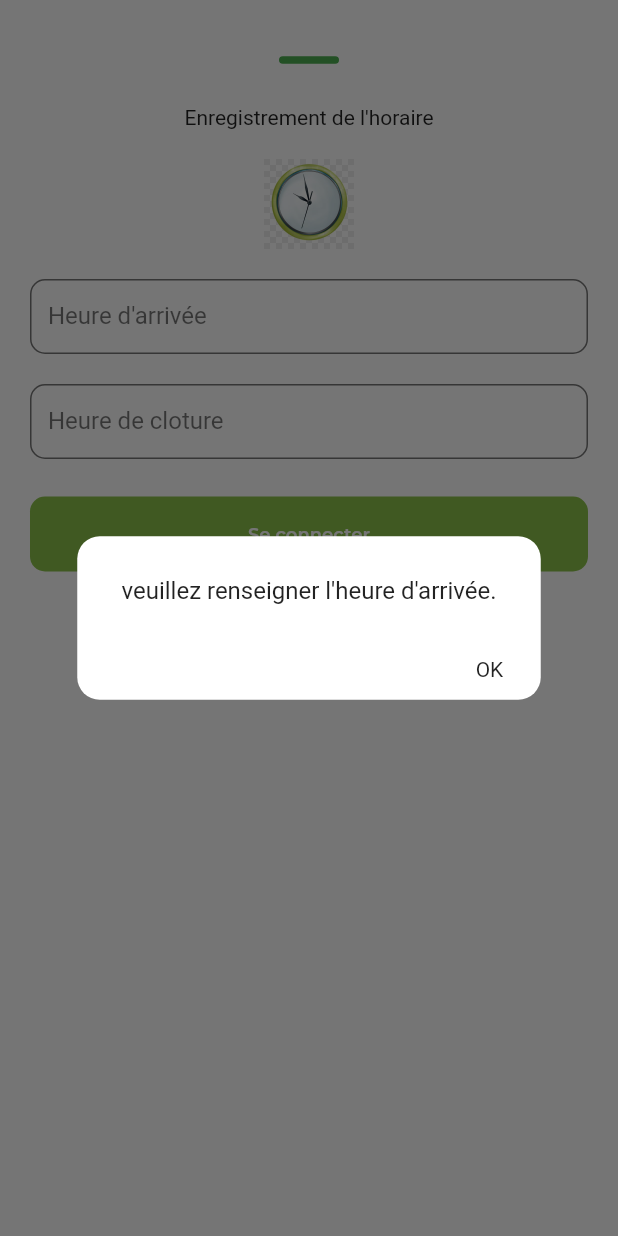
After one commit to victoireMyinda/SPARK-MANAGER-HR, a Flutter app: the SignupHoraireScreen screen opened directly, scrolled down 180 dp, after a tap on "Se connecter", on a phone screen of 412 x 824 dp. The commit adds this screen. Run offline on Flutter 3.47's test engine with Material 2 defaults, Android fonts, the phone set to English and light mode, and no system bars; our stand-ins replace adaptive_theme, bloc, bordered_text, bot_toast, cached_network_image, camera and 29 more; missing offline and left inert: custom_qr_generator, dart:ffi, dio_http_cache; accounts and stored records are empty; network calls fail; project files that could hold a hidden picture were left out.

Commit message:
main:add_horaire

```diff
--- a/lib/business_logic/cubit/signup/cubit/signup_state.dart
+++ b/lib/business_logic/cubit/signup/cubit/signup_state.dart
@@ -10,7 +10,7 @@ Map? initialState() {
     'idAgent': "",
     'idUser': "",
     'role' : "",
-    'heureArrivee' : "",
+    'HeureArrive' : "",
     'heureCloture' : "",
     'nom': "",
     'postnom': "",
--- /dev/null
+++ b/lib/presentation/screens/agentAdmin/horaire/signuphoraire.dart
@@ -0,0 +1,245 @@
+// ignore_for_file: use_build_context_synchronously
+import 'dart:ffi';
+import 'dart:io';
+import 'package:adaptive_theme/adaptive_theme.dart';
+import 'package:flutter/foundation.dart';
+import 'package:flutter_bloc/flutter_bloc.dart';
+import 'package:location_agent/data/repository/signUp_repository.dart';
+import 'package:location_agent/presentation/screens/agentAdmin/horaire/listhoraire.dart';
+import 'package:location_agent/presentation/screens/login/widgets/appbarlogin.dart';
+import 'package:location_agent/presentation/widgets/dialog/TransAcademiaDialogError.dart';
+import 'package:location_agent/presentation/widgets/dialog/ValidationDialog.dart';
+import 'package:location_agent/presentation/widgets/dialog/loading.dialog.dart';
+import 'package:location_agent/presentation/widgets/inputs/nameField.dart';
+import 'package:shared_preferences/shared_preferences.dart';
+import 'package:toast/toast.dart';
+import 'package:location_agent/business_logic/cubit/signup/cubit/signup_cubit.dart';
+import 'package:location_agent/presentation/widgets/buttons/buttonTransAcademia.dart';
+import 'package:flutter/material.dart';
+
+class SignupHoraireScreen extends StatefulWidget {
+
+  SignupHoraireScreen({Key? key,})
+      : super(key: key);
+
+  @override
+  _SignupHoraireScreenState createState() => _SignupHoraireScreenState();
+}
+
+class _SignupHoraireScreenState extends State<SignupHoraireScreen> {
+  final TextEditingController phoneController = TextEditingController();
+  final TextEditingController passwordController = TextEditingController();
+  String? nameError;
+  String? passwordError;
+  String? submitError;
+
+  @override
+  void initState() {
+    super.initState();
+  }
+
+  @override
+  Widget build(BuildContext context) {
+    return SafeArea(
+      child: Scaffold(
+        body: CustomScrollView(
+          physics: const NeverScrollableScrollPhysics(),
+          slivers: <Widget>[
+            const RecipeDetailAppBarLogin(
+              height: 180,
+              image: "assets/images/horaire.jpg",
+            ),
+            SliverToBoxAdapter(
+              child: Container(
+                color: Colors.white,
+                height: MediaQuery.of(context).size.height,
+                child: Padding(
+                  padding: const EdgeInsets.symmetric(horizontal: 0.0),
+                  child: Column(
+                    crossAxisAlignment: CrossAxisAlignment.start,
+                    children: [
+                      const SizedBox(
+                        height: 70,
+                      ),
+                      Row(
+                        mainAxisAlignment: MainAxisAlignment.center,
+                        children: const [
+                          Text(
+                            "Enregistrement de l'horaire",
+                            style: TextStyle(fontWeight: FontWeight.w400),
+                            textAlign: TextAlign.center,
+                          ),
+                        ],
+                      ),
+                      const SizedBox(
+                        height: 20,
+                      ),
+                      Container(
+                        height: 60,
+                        decoration: BoxDecoration(
+                          image: DecorationImage(
+                            image: AssetImage(
+                                AdaptiveTheme.of(context).mode.name != "dark"
+                                    ? "assets/images/horaire.jpg"
+                                    : "assets/images/horaire.jpg"),
+                          ),
+                        ),
+                      ),
+                      const SizedBox(
+                        height: 20,
+                      ),
+                      BlocBuilder<SignupCubit, SignupState>(
+                        builder: (context, state) {
+                          return Container(
+                              margin: const EdgeInsets.only(bottom: 15),
+                              child: Container(
+                                padding: const EdgeInsets.symmetric(
+                                    horizontal: 20.0),
+                                height: 50.0,
+                                decoration: BoxDecoration(
+                                  borderRadius: BorderRadius.circular(10),
+                                  color: Colors.white,
+                                ),
+                                child: TransAcademiaNameInput(
+                                  controller: phoneController,
+                                  hintText: "Heure d'arrivée",
+                                  color: Colors.white,
+                                  label: "Heure d'arrivée",
+                                  field: "HeureArrive",
+                                  fieldValue: state.field!["HeureArrive"],
+                                ),
+                              ));
+                        },
+                      ),
+                      const SizedBox(
+                        height: 5.0,
+                      ),
+                      BlocBuilder<SignupCubit, SignupState>(
+                        builder: (context, state) {
+                          return Container(
+                              margin: const EdgeInsets.only(bottom: 15),
+                              child: Container(
+                                padding: const EdgeInsets.symmetric(
+                                    horizontal: 20.0),
+                                height: 50.0,
+                                decoration: BoxDecoration(
+                                  borderRadius: BorderRadius.circular(10),
+                                  color: Colors.white,
+                                ),
+                                child: TransAcademiaNameInput(
+                                  controller: phoneController,
+                                  hintText: "Heure de cloture",
+                                  color: Colors.white,
+                                  label: "Heure de cloture",
+                                  field: "heureCloture",
+                                  fieldValue: state.field!["heureCloture"],
+                                ),
+                              ));
+                        },
+                      ),
+                      const SizedBox(
+                        height: 10,
+                      ),
+                      BlocBuilder<SignupCubit, SignupState>(
+                        builder: (context, state) {
+                          return Container(
+                            padding:
+                                const EdgeInsets.symmetric(horizontal: 20.0),
+                            child: GestureDetector(
+                              onTap: () async {
+                                SharedPreferences prefs =
+                                    await SharedPreferences.getInstance();
+
+                                if (state.field!["HeureArrive"] == "") {
+                                  ValidationDialog.show(context,
+                                      "veuillez renseigner l'heure d'arrivée.",
+                                      () {
+                                    if (kDebugMode) {
+                                      print("modal");
+                                    }
+                                  });
+                                  return;
+                                }
+
+                                if (state.field!["HeureCloture"] == "") {
+                                  ValidationDialog.show(context,
+                                      "Veuillez renseigner l'heure de cloture",
+                                      () {
+                                    if (kDebugMode) {
+                                      print("modal");
+                                    }
+                                  });
+                                  return;
+                                }
+
+                                // Vérifier la connexion Internet
+                                try {
+                                  final response = await InternetAddress.lookup(
+                                      'www.google.com');
+                                  if (response.isNotEmpty) {
+                                    print("connected");
+                                  }
+                                } on SocketException {
+                                  ValidationDialog.show(
+                                      context, "Pas de connexion internet !",
+                                      () {
+                                    if (kDebugMode) {
+                                      print("modal");
+                                    }
+                                  });
+                                  return;
+                                }
+
+                                Map<String, dynamic> datahoraire = {
+                                  "start": state.field!["HeureArrive"],
+                                  "end": state.field!["heureCloture"],
+                                  "action": "",
+                                };
+
+                                print(datahoraire);
+
+                                TransAcademiaLoadingDialog.show(context);
+                                Map<String, dynamic> result =
+                                    await SignUpRepository.createHoraire(
+                                        datahoraire);
+                                int statusCode = result['status'];
+                                Map? data = result['data'];
+
+                                if (statusCode == 201) {
+                                  Navigator.push(
+                                    context,
+                                    MaterialPageRoute(
+                                        builder: (context) => HorairesScreen(
+                                              backNavigation: false,
+                                            )),
+                                  );
+                                } else {
+                                  TransAcademiaLoadingDialog.stop(context);
+                                  TransAcademiaDialogError.show(context,
+                                      "Une erreur est survenue", "horaire");
+                                }
+                              },
+                              child: const ButtonTransAcademia(
+                                  title: "Se connecter"),
+                            ),
+                          );
+                        },
+                      ),
+                      const SizedBox(
+                        height: 10,
+                      ),
+                    ],
+                  ),
+                ),
+              ),
+            ),
+          ],
+        ),
+      ),
+    );
+  }
+
+  void showToast(String msg, {int? duration, int? gravity}) {
+    Toast.show(msg, duration: duration, gravity: gravity);
+  }
+}
--- a/lib/presentation/screens/home/home_screen.dart
+++ b/lib/presentation/screens/home/home_screen.dart
@@ -7,7 +7,8 @@ import 'package:flutter_bloc/flutter_bloc.dart';
 import 'package:flutter_svg/svg.dart';
 import 'package:location_agent/constants/my_colors.dart';
 import 'package:location_agent/presentation/screens/agentAdmin/historiquepresence/historiquepresence.dart';
-import 'package:location_agent/presentation/screens/agentAdmin/horaire/horaire.dart';
+import 'package:location_agent/presentation/screens/agentAdmin/horaire/listhoraire.dart';
+import 'package:location_agent/presentation/screens/agentAdmin/horaire/signuphoraire.dart';
 import 'package:location_agent/presentation/widgets/imageview.dart';
 import 'package:shared_preferences/shared_preferences.dart';
 import 'package:location_agent/business_logic/cubit/signup/cubit/signup_cubit.dart';
@@ -287,7 +288,7 @@ class _HomeScreenState extends State<HomeScreen> {
                               context,
                               MaterialPageRoute(
                                 builder: (context) =>
-                                   HoraireScreen(backNavigation: false),
+                                   HorairesScreen(backNavigation: false),
                               ),
                             );
                           },
```
Also changed, not shown: lib/presentation/screens/agentAdmin/horaire/horaire.dart (deleted, +0 -263 lines), lib/presentation/screens/agentAdmin/horaire/listhoraire.dart (added, +128 -0 lines), lib/presentation/screens/agentAdmin/horaire/widget/cardhoraire.dart (added, +73 -0 lines), lib/routestack.dart (+4 -3 lines), assets/images/horaire.jpg (added), lib/presentation/screens/agentAdmin/horaire/detailhoraire.dart (added).
